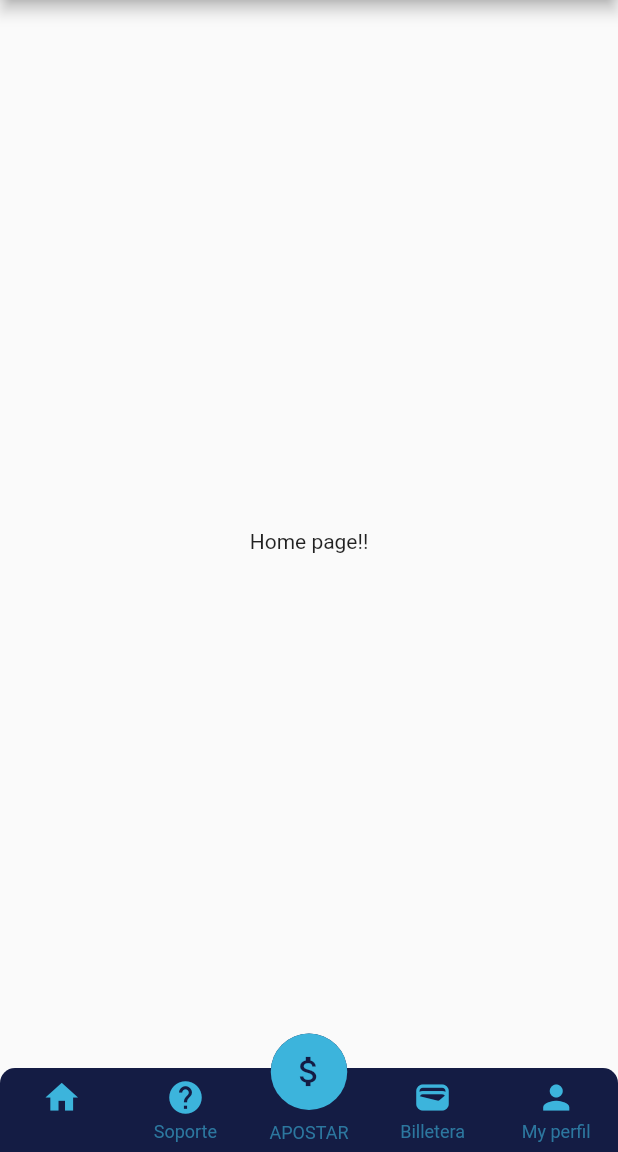
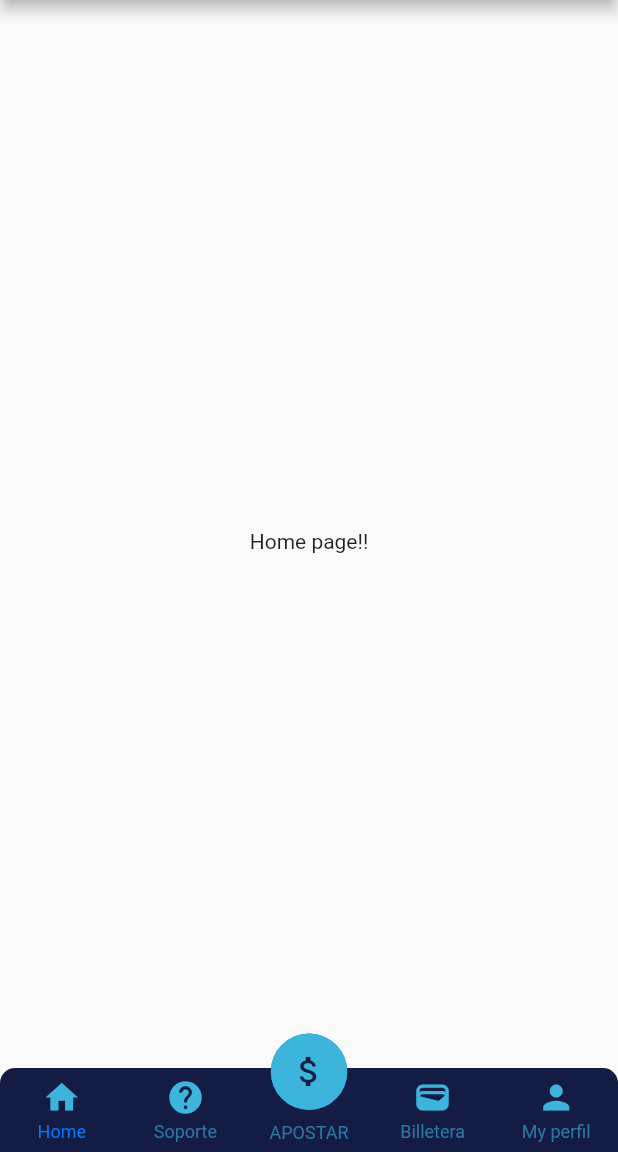
Before and after one commit to Diegdary/CryptoSportBetting, a Flutter app: the Home screen opened by its route, on a phone screen of 412 x 824 dp, the part 84-1236 px from its top. Run offline on Flutter 3.47's test engine with Material 2 defaults, Android fonts, the phone set to English and light mode, and no system bars; drawn by our look-alikes of persistent_bottom_nav_bar; missing offline and left inert: backdrop_modal_route.

Commit message:
cambio de colores

```diff
--- a/lib/Screens/Home.dart
+++ b/lib/Screens/Home.dart
@@ -29,13 +29,11 @@ class Home extends StatelessWidget {
       PersistentBottomNavBarItem(
         icon: Icon(Icons.home, color: Color(0xFF3cb4dc)),
         title: ("Home"),
-        activeColorPrimary: Color(0xFF141c44),
         inactiveColorPrimary: Color(0xFF3cb4dc).withOpacity(0.6),
       ),
       PersistentBottomNavBarItem(
         icon: Icon(Icons.help, color: Color(0xFF3cb4dc)),
         title: ("Soporte"),
-        activeColorPrimary: Color(0xFF141c44),
         inactiveColorPrimary: Color(0xFF3cb4dc).withOpacity(0.6),
       ),
       PersistentBottomNavBarItem(
@@ -58,19 +56,16 @@ class Home extends StatelessWidget {
           ),
         ),
         title: ("APOSTAR"),
-        activeColorPrimary: Color(0xFF141c44),
         inactiveColorPrimary: Color(0xFF3cb4dc).withOpacity(0.6),
       ),
       PersistentBottomNavBarItem(
         icon: Icon(Icons.wallet, color: Color(0xFF3cb4dc)),
         title: ("Billetera"),
-        activeColorPrimary: Color(0xFF141c44),
         inactiveColorPrimary: Color(0xFF3cb4dc).withOpacity(0.6),
       ),
       PersistentBottomNavBarItem(
         icon: Icon(Icons.person, color: Color(0xFF3cb4dc)),
         title: ("My perfil"),
-        activeColorPrimary: Color(0xFF141c44),
         inactiveColorPrimary: Color(0xFF3cb4dc).withOpacity(0.6),
       ),
     ];
```
Also changed, not shown: pubspec.lock.
